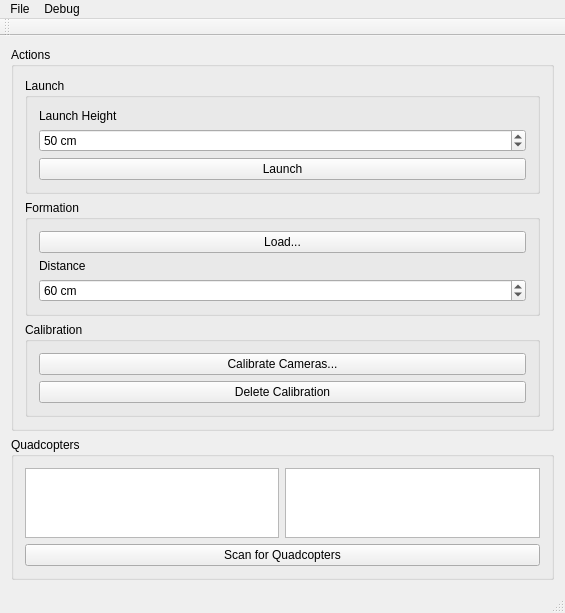
Old version of the form mainwindow.ui in the repository KITrokopter/GUI-Application.
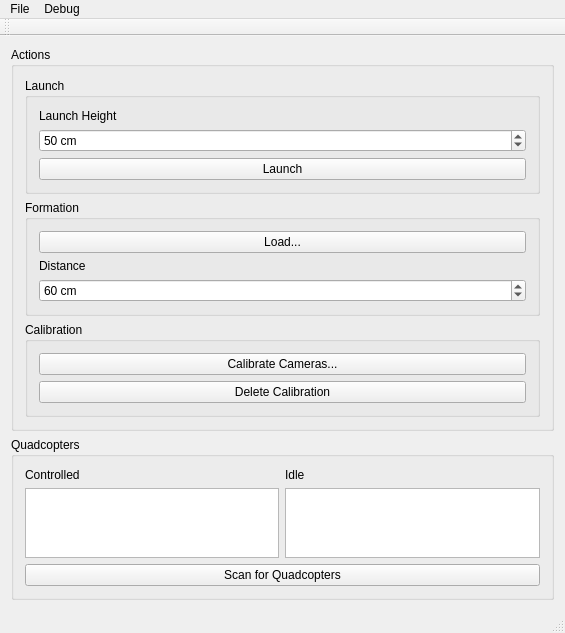
New version of the form.

The edit to the form file:
```diff
--- a/mainwindow.ui
+++ b/mainwindow.ui
@@ -7,7 +7,7 @@
     <x>0</x>
     <y>0</y>
     <width>565</width>
-    <height>608</height>
+    <height>629</height>
    </rect>
   </property>
   <property name="windowTitle">
@@ -142,13 +142,27 @@
       </property>
       <layout class="QVBoxLayout" name="verticalLayout">
        <item>
-        <layout class="QHBoxLayout" name="horizontalLayout_2">
-         <item>
+        <layout class="QGridLayout" name="gridLayout">
+         <item row="1" column="0">
           <widget class="QListView" name="untrackedList"/>
          </item>
-         <item>
+         <item row="1" column="1">
           <widget class="QListView" name="trackedList"/>
          </item>
+         <item row="0" column="0">
+          <widget class="QLabel" name="label_3">
+           <property name="text">
+            <string>Controlled</string>
+           </property>
+          </widget>
+         </item>
+         <item row="0" column="1">
+          <widget class="QLabel" name="label_4">
+           <property name="text">
+            <string>Idle</string>
+           </property>
+          </widget>
+         </item>
         </layout>
        </item>
        <item>
```
Left out of the diff: 28 changed lines with no effect on the pictures.
